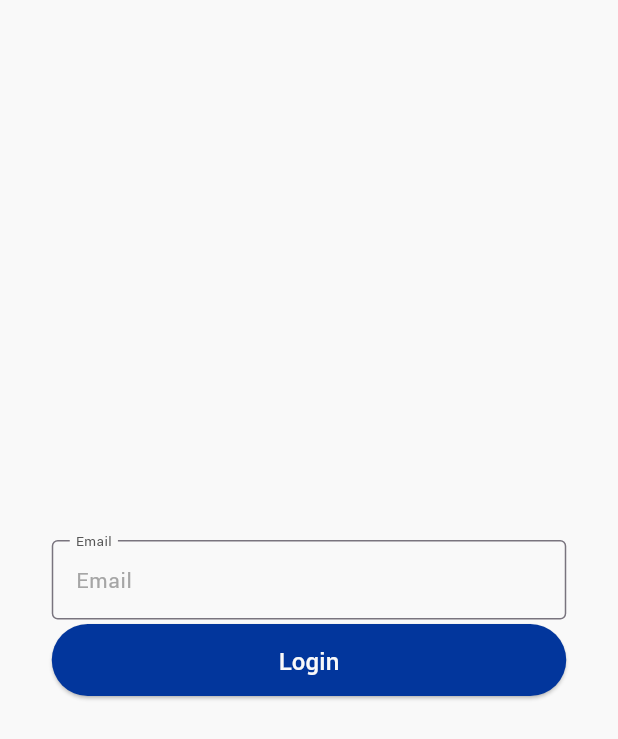
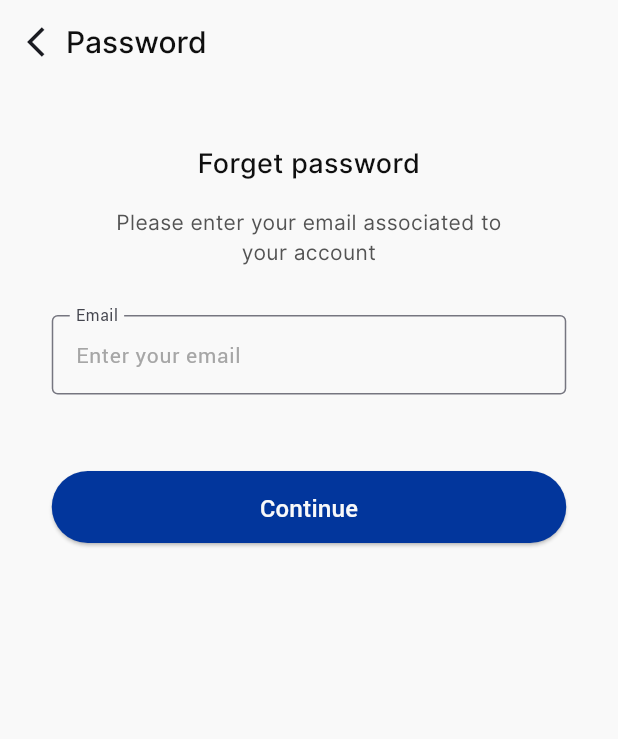
Before and after one commit to KhaledAhmed31/exam_app, a Flutter app: the screen it shows after launch, on a phone screen of 412 x 824 dp. Shown: the top 739 px of the screen. Run offline on Flutter 3.47's test engine with Material 3 defaults, Android fonts, the phone set to English and light mode, and no system bars; drawn by our look-alikes of loader_overlay; our stand-ins replace dio, flutter_bloc, fluttertoast, get_it, injectable, retrofit; generated files the repository leaves out were written again.

Commit message:
done: the first tab in  forget password (take email and send code)

```diff
--- a/lib/core/routes/route_manager.dart
+++ b/lib/core/routes/route_manager.dart
@@ -1,15 +1,30 @@
 import 'package:exam_app/core/routes/route_path.dart';
+import 'package:exam_app/features/auth/forget_password/presentation/pages/forget_password_screen.dart';
 import 'package:flutter/material.dart';
 
 class RouteManager {
   static Route generateRoute(RouteSettings settings) {
     switch (settings.name) {
       case RoutePath.home:
-        return MaterialPageRoute(builder: (_) => Container(),settings: settings);
+        return MaterialPageRoute(
+          builder: (_) => Container(),
+          settings: settings,
+        );
       case RoutePath.login:
-        return MaterialPageRoute(builder: (_) => Container(),settings: settings);
+        return MaterialPageRoute(
+          builder: (_) => Container(),
+          settings: settings,
+        );
       case RoutePath.signup:
-        return MaterialPageRoute(builder: (_) => Container(),settings: settings);
+        return MaterialPageRoute(
+          builder: (_) => Container(),
+          settings: settings,
+        );
+      case RoutePath.forgetPassword:
+        return MaterialPageRoute(
+          builder: (_) => ForgetPasswordScreen(),
+          settings: settings,
+        );
       default:
         return MaterialPageRoute(builder: (_) => Container());
     }
--- a/lib/core/routes/route_path.dart
+++ b/lib/core/routes/route_path.dart
@@ -1,5 +1,6 @@
 class RoutePath {
   static const String home = '/';
+  static const String forgetPassword = '/forgetPassword';
   static const String signup = '/signup';
   static const String login = '/login';
 
--- a/lib/core/shared/presentation/widgets/custom_text_feild.dart
+++ b/lib/core/shared/presentation/widgets/custom_text_feild.dart
@@ -10,9 +10,13 @@ class CustomTextField extends StatefulWidget {
     this.focusNode,
     this.keyboardType,
     this.width,
+    required this.hint,
+    this.validator,
   });
+  final String? Function(String? val)? validator;
   final bool obscureText;
   final String label;
+  final String hint;
   final TextEditingController? textFieldController;
   final FocusNode? focusNode;
   final TextInputType? keyboardType;
@@ -23,34 +27,37 @@ class CustomTextField extends StatefulWidget {
 
 class _CustomTextFieldState extends State<CustomTextField> {
   late TextTheme textTheme;
-  bool isFocused = false;
   @override
   Widget build(BuildContext context) {
     textTheme = Theme.of(context).textTheme;
     return SizedBox(
       width: widget.width,
-      child: TextField(
+      child: TextFormField(
         style: textTheme.bodyLarge!.copyWith(color: AppColors.blackBase),
         obscureText: widget.obscureText,
         controller: widget.textFieldController,
         focusNode: widget.focusNode,
         keyboardType: widget.keyboardType,
         cursorColor: AppColors.blueBase,
-        onTap: () => setState(() {
-          isFocused = true;
-        }),
+        validator: widget.validator,
+
         onTapOutside: (event) {
-          isFocused = false;
           FocusScope.of(context).unfocus();
         },
         decoration: InputDecoration(
-          hint: Text(widget.label, style: textTheme.bodyLarge),
+          hint: Text(widget.hint, style: textTheme.bodyLarge),
           labelText: widget.label,
           constraints: BoxConstraints(minHeight: 56, maxWidth: 343),
           floatingLabelBehavior: FloatingLabelBehavior.always,
-          labelStyle: textTheme.bodySmall!.copyWith(
-            color: isFocused ? AppColors.blueBase : AppColors.gray,
-          ),
+          labelStyle: WidgetStateTextStyle.resolveWith((states) {
+            if (states.contains(WidgetState.focused)) {
+              return textTheme.bodyLarge!.copyWith(color: AppColors.blueBase);
+            } else if (states.contains(WidgetState.error)) {
+              return textTheme.bodyLarge!.copyWith(color: AppColors.error);
+            }
+            return textTheme.bodyLarge!.copyWith(color: AppColors.gray);
+          }),
+
           errorBorder: OutlineInputBorder(
             borderRadius: BorderRadius.circular(4),
             borderSide: BorderSide(color: AppColors.error, width: 1),
--- a/lib/core/ui_manager/theme/app_theme.dart
+++ b/lib/core/ui_manager/theme/app_theme.dart
@@ -6,7 +6,19 @@ import 'package:flutter/material.dart';
 class AppTheme {
   static ThemeData light = ThemeData(
     primaryColor: AppColors.blueBase,
+    colorScheme: ColorScheme.fromSeed(seedColor: AppColors.blueBase),
+    canvasColor: AppColors.blueBase,
     scaffoldBackgroundColor: AppColors.white,
+    appBarTheme: AppBarTheme(
+      backgroundColor: AppColors.white,
+      elevation: 0,
+      titleSpacing: 0,
+      leadingWidth: 44,
+      titleTextStyle: FontStyleManager.interMedium(
+        color: AppColors.blackBase,
+        fontSize: FontSizesManager.s20,
+      ),
+    ),
     textSelectionTheme: TextSelectionThemeData(cursorColor: AppColors.blueBase),
     textTheme: TextTheme(
       bodyLarge: FontStyleManager.robotoRegular(
--- /dev/null
+++ b/lib/features/auth/forget_password/data/data_source/send_reset_code_data_suorce.dart
@@ -0,0 +1,8 @@
+import 'package:exam_app/core/config/base_response/base_response.dart';
+import 'package:exam_app/features/auth/forget_password/data/models/send_reset_code_response.dart';
+
+abstract class SendResetCodeDataSuorce {
+  Future<BaseResponse<SendResetCodeResponse>> sendResetCode(
+    String email,
+  );
+}
--- /dev/null
+++ b/lib/features/auth/forget_password/data/models/send_reset_code_response.dart
@@ -0,0 +1,13 @@
+import 'package:json_annotation/json_annotation.dart';
+
+part 'send_reset_code_response.g.dart';
+@JsonSerializable()
+class SendResetCodeResponse {
+  String? message;
+  String? info;
+
+  SendResetCodeResponse({this.message, this.info});
+
+ factory SendResetCodeResponse.fromJson(Map<String, dynamic> json) =>
+      _$SendResetCodeResponseFromJson(json);
+}
--- /dev/null
+++ b/lib/features/auth/forget_password/data/repositories/send_rest_code_impl.dart
@@ -0,0 +1,16 @@
+import 'package:exam_app/core/config/base_response/base_response.dart';
+import 'package:exam_app/features/auth/forget_password/data/data_source/send_reset_code_data_suorce.dart';
+import 'package:exam_app/features/auth/forget_password/data/models/send_reset_code_response.dart';
+import 'package:exam_app/features/auth/forget_password/domain/repositories/send_rest_code_repo.dart';
+import 'package:injectable/injectable.dart';
+
+@LazySingleton(as: SendRestCodeRepo)
+class SendRestCodeImpl implements SendRestCodeRepo{
+  final SendResetCodeDataSuorce sendResetCodeDataSuorce;
+
+  SendRestCodeImpl({required this.sendResetCodeDataSuorce});
+  @override
+  Future<BaseResponse<SendResetCodeResponse>> sendResetCode(String email) {
+    return sendResetCodeDataSuorce.sendResetCode(email);
+  }
+}
--- /dev/null
+++ b/lib/features/auth/forget_password/domain/repositories/send_rest_code_repo.dart
@@ -0,0 +1,6 @@
+import 'package:exam_app/core/config/base_response/base_response.dart';
+import 'package:exam_app/features/auth/forget_password/data/models/send_reset_code_response.dart';
+
+abstract class SendRestCodeRepo {
+  Future<BaseResponse<SendResetCodeResponse>> sendResetCode(String email);
+}
--- /dev/null
+++ b/lib/features/auth/forget_password/domain/usecases/send_reset_code_use_case.dart
@@ -0,0 +1,14 @@
+import 'package:exam_app/core/config/base_response/base_response.dart';
+import 'package:exam_app/features/auth/forget_password/data/models/send_reset_code_response.dart';
+import 'package:exam_app/features/auth/forget_password/domain/repositories/send_rest_code_repo.dart';
+import 'package:injectable/injectable.dart';
+
+@lazySingleton
+class SendResetCodeUseCase {
+  final SendRestCodeRepo sendRestCodeRepo;
+  SendResetCodeUseCase({required this.sendRestCodeRepo});
+
+  Future<BaseResponse<SendResetCodeResponse>> call(String email) {
+    return sendRestCodeRepo.sendResetCode(email);
+  }
+}
--- /dev/null
+++ b/lib/features/auth/forget_password/presentation/bloc/forget_password_bloc.dart
@@ -0,0 +1,40 @@
+import 'dart:developer';
+
+import 'package:exam_app/core/config/base_response/base_response.dart';
+import 'package:exam_app/features/auth/forget_password/data/models/send_reset_code_response.dart';
+import 'package:exam_app/features/auth/forget_password/domain/usecases/send_reset_code_use_case.dart';
+import 'package:flutter_bloc/flutter_bloc.dart';
+import 'package:injectable/injectable.dart';
+
+part 'forget_password_event.dart';
+part 'forget_password_state.dart';
+
+@lazySingleton
+class ForgetPasswordBloc
+    extends Bloc<ForgetPasswordEvent, ForgetPasswordState> {
+  final SendResetCodeUseCase sendRestCodeRepo;
+  String email = '';
+  ForgetPasswordBloc(this.sendRestCodeRepo) : super(ForgetPasswordInitial()) {
+    on<SendResetCodeEvent>(sendResetCode);
+    on<VerifyCodeEvent>((event, emit) {});
+    on<ResetPasswordEvent>((event, emit) {});
+  }
+
+  Future<void> sendResetCode(
+    SendResetCodeEvent event,
+    Emitter<ForgetPasswordState> emit,
+  ) async {
+    emit(ForgetPasswordLoading());
+    BaseResponse<SendResetCodeResponse> result = await sendRestCodeRepo(
+      event.email,
+    );
+    switch (result) {
+      case SuccessResponse<SendResetCodeResponse>():
+        log("Success");
+        emit(ForgetPasswordSuccess());
+      case ErrorResponse<SendResetCodeResponse>():
+        log(result.message);
+        emit(ForgetPasswordError(result.message));
+    }
+  }
+}
--- /dev/null
+++ b/lib/features/auth/forget_password/presentation/bloc/forget_password_event.dart
@@ -0,0 +1,25 @@
+part of 'forget_password_bloc.dart';
+
+sealed class ForgetPasswordEvent {
+  const ForgetPasswordEvent();
+}
+
+class SendResetCodeEvent extends ForgetPasswordEvent {
+  final String email;
+  const SendResetCodeEvent({required this.email});
+}
+
+class VerifyCodeEvent extends ForgetPasswordEvent {
+  final String email;
+  final String code;
+  const VerifyCodeEvent(this.email, this.code);
+}
+
+class ResetPasswordEvent extends ForgetPasswordEvent {
+  final String email;
+  final String password;
+  final String confirmPassword;
+
+
+  const ResetPasswordEvent(this.email, this.password, this.confirmPassword);
+}
--- /dev/null
+++ b/lib/features/auth/forget_password/presentation/bloc/forget_password_state.dart
@@ -0,0 +1,14 @@
+part of 'forget_password_bloc.dart';
+
+sealed class ForgetPasswordState {
+  const ForgetPasswordState();
+
+
+}
+class ForgetPasswordInitial extends ForgetPasswordState {}
+class ForgetPasswordLoading extends ForgetPasswordState {}
+class ForgetPasswordSuccess extends ForgetPasswordState {}
+class ForgetPasswordError extends ForgetPasswordState {
+  final String message;
+  const ForgetPasswordError(this.message);
+}
--- /dev/null
+++ b/lib/features/auth/forget_password/presentation/pages/email_tab.dart
@@ -0,0 +1,112 @@
+import 'package:exam_app/core/config/validation/app_validation.dart';
+import 'package:exam_app/core/shared/presentation/widgets/app_button.dart';
+import 'package:exam_app/core/shared/presentation/widgets/custom_text_feild.dart';
+import 'package:exam_app/core/ui_manager/colors/app_colors.dart';
+import 'package:exam_app/core/ui_manager/fonts/font_sizes_manager.dart';
+import 'package:exam_app/core/ui_manager/fonts/font_style_manager.dart';
+import 'package:exam_app/features/auth/forget_password/presentation/bloc/forget_password_bloc.dart';
+import 'package:flutter/material.dart';
+import 'package:flutter_bloc/flutter_bloc.dart';
+import 'package:fluttertoast/fluttertoast.dart';
+import 'package:loader_overlay/loader_overlay.dart';
+
+class EmailTab extends StatefulWidget {
+  const EmailTab({super.key, required this.pageController});
+  final PageController pageController;
+  @override
+  State<EmailTab> createState() => _EmailTabState();
+}
+
+class _EmailTabState extends State<EmailTab> {
+  late GlobalKey<FormState> _formkey;
+  late TextEditingController emailController;
+  @override
+  void initState() {
+    _formkey = GlobalKey<FormState>();
+    emailController = TextEditingController();
+    super.initState();
+  }
+
+  @override
+  void dispose() {
+    emailController.dispose();
+    super.dispose();
+  }
+
+  @override
+  Widget build(BuildContext context) {
+    return BlocListener<ForgetPasswordBloc, ForgetPasswordState>(
+      listener: (context, state) {
+        if (state is ForgetPasswordLoading) {
+          context.loaderOverlay.show();
+        } else if (state is ForgetPasswordError) {
+          context.loaderOverlay.hide();
+          Fluttertoast.showToast(
+            msg: state.message,
+            toastLength: Toast.LENGTH_SHORT,
+            gravity: ToastGravity.BOTTOM,
+            timeInSecForIosWeb: 2,
+            backgroundColor: AppColors.blueBase,
+            textColor: AppColors.white,
+            fontSize: 16.0,
+          );
+        } else if (state is ForgetPasswordSuccess) {
+          context.loaderOverlay.hide();
+          widget.pageController.nextPage(
+            duration: const Duration(milliseconds: 500),
+            curve: Curves.linear,
+          );
+        }
+      },
+      child: Form(
+        key: _formkey,
+        child: Center(
+          child: Column(
+            children: [
+              SizedBox(height: 40),
+              Text(
+                "Forget password",
+                style: FontStyleManager.interMedium(
+                  fontSize: FontSizesManager.s18,
+                  color: AppColors.blackBase,
+                ),
+                textAlign: TextAlign.center,
+              ),
+              SizedBox(height: 16),
+              ConstrainedBox(
+                constraints: BoxConstraints(maxWidth: 275),
+                child: Text(
+                  "Please enter your email associated to your account",
+                  style: FontStyleManager.interRegular(
+                    fontSize: FontSizesManager.s14,
+                    color: AppColors.gray,
+                  ),
+                  textAlign: TextAlign.center,
+                ),
+              ),
+              SizedBox(height: 32),
+              CustomTextField(
+                label: "Email",
+                hint: "Enter your email",
+                keyboardType: TextInputType.emailAddress,
+                validator: (val) => Validators.emailValidator(val),
+                textFieldController: emailController,
+              ),
+              SizedBox(height: 48),
+              AppButton(
+                title: "Continue",
+                onPressed: () {
+                  if (_formkey.currentState!.validate()) {
+                    context.read<ForgetPasswordBloc>().add(
+                      SendResetCodeEvent(email: emailController.text),
+                    );
+                  }
+                },
+              ),
+            ],
+          ),
+        ),
+      ),
+    );
+  }
+}
--- /dev/null
+++ b/lib/features/auth/forget_password/presentation/pages/forget_password_screen.dart
@@ -0,0 +1,81 @@
+import 'package:exam_app/core/config/di/di.dart';
+import 'package:exam_app/core/ui_manager/colors/app_colors.dart';
+import 'package:exam_app/core/ui_manager/fonts/font_sizes_manager.dart';
+import 'package:exam_app/core/ui_manager/fonts/font_style_manager.dart';
+import 'package:exam_app/features/auth/forget_password/presentation/bloc/forget_password_bloc.dart';
+import 'package:exam_app/features/auth/forget_password/presentation/pages/email_tab.dart';
+import 'package:exam_app/features/auth/forget_password/presentation/pages/verify_code_screen.dart';
+import 'package:flutter/material.dart';
+import 'package:flutter_bloc/flutter_bloc.dart';
+import 'package:loader_overlay/loader_overlay.dart';
+
+class ForgetPasswordScreen extends StatefulWidget {
+  const ForgetPasswordScreen({super.key});
+
+  @override
+  State<ForgetPasswordScreen> createState() => _ForgetPasswordScreenState();
+}
+
+class _ForgetPasswordScreenState extends State<ForgetPasswordScreen> {
+  late ForgetPasswordBloc _forgetPasswordBloc;
+  late PageController _pageController;
+  int _currentIndex = 0;
+  late List<Widget> _pages;
+  @override
+  void initState() {
+    _forgetPasswordBloc = getIt<ForgetPasswordBloc>();
+    _pageController = PageController(initialPage: _currentIndex);
+    _pages = [EmailTab(pageController: _pageController), VerifyCodeTab()];
+    super.initState();
+  }
+
+  @override
+  void dispose() {
+    _pageController.dispose();
+    super.dispose();
+  }
+
+  @override
+  Widget build(BuildContext context) {
+    return BlocProvider(
+      create: (context) => _forgetPasswordBloc,
+      child: LoaderOverlay(
+        child: Scaffold(
+          appBar: AppBar(
+            leading: IconButton(
+              highlightColor: Colors.transparent,
+              padding: EdgeInsets.only(left: 16),
+              onPressed: () {
+                (_currentIndex == 0)
+                    ? Navigator.pop(context)
+                    : _pageController.previousPage(
+                        duration: const Duration(milliseconds: 500),
+                        curve: Curves.linear,
+                      );
+              },
+              icon: Icon(Icons.arrow_back_ios),
+            ),
+            title: Text(
+              "Password",
+              style: FontStyleManager.interMedium(
+                fontSize: FontSizesManager.s20,
+                color: AppColors.blackBase,
+              ),
+            ),
+          ),
+          body: PageView.builder(
+            physics: const NeverScrollableScrollPhysics(),
+            controller: _pageController,
+            onPageChanged: (index) {
+              setState(() {
+                _currentIndex = index;
+              });
+            },
+            itemCount: _pages.length,
+            itemBuilder: (context, index) => _pages[index],
+          ),
+        ),
+      ),
+    );
+  }
+}
--- a/lib/main.dart
+++ b/lib/main.dart
@@ -1,9 +1,12 @@
-import 'package:exam_app/core/shared/presentation/widgets/app_button.dart';
-import 'package:exam_app/core/shared/presentation/widgets/custom_text_feild.dart';
+import 'package:exam_app/core/config/di/di.dart';
+import 'package:exam_app/core/routes/route_manager.dart';
+import 'package:exam_app/core/routes/route_path.dart';
 import 'package:exam_app/core/ui_manager/theme/app_theme.dart';
 import 'package:flutter/material.dart';
 
 void main() {
+  WidgetsFlutterBinding.ensureInitialized();
+  configureDependencies();
   runApp(const MainApp());
 }
 
@@ -14,21 +17,10 @@ class MainApp extends StatelessWidget {
   Widget build(BuildContext context) {
     return MaterialApp(
       debugShowCheckedModeBanner: false,
+      onGenerateRoute: RouteManager.generateRoute,
       title: "Exam App",
       theme: AppTheme.light,
-      home: Scaffold(
-        body: Center(
-          child: Column(
-            mainAxisAlignment: MainAxisAlignment.center,
-            crossAxisAlignment: CrossAxisAlignment.center,
-            children: [
-
-              CustomTextField(label: "Email"),
-              AppButton(title: "Login", onPressed: () {}),
-            ],
-          ),
-        ),
-      ),
+      initialRoute: RoutePath.forgetPassword,
     );
   }
 }
```
Also changed, not shown: lib/features/auth/forget_password/api/clients/send_reset_code_client.dart (added, +16 -0 lines), lib/features/auth/forget_password/api/data_source/send_reset_code_data_suorce.dart (added, +29 -0 lines), lib/features/auth/forget_password/presentation/pages/verify_code_screen.dart (added, +28 -0 lines), pubspec.yaml (+8 -2 lines), lib/core/config/di/di.config.dart, lib/features/auth/forget_password/api/clients/send_reset_code_client.g.dart (added), lib/features/auth/forget_password/data/models/send_reset_code_response.g.dart (added), pubspec.lock.
